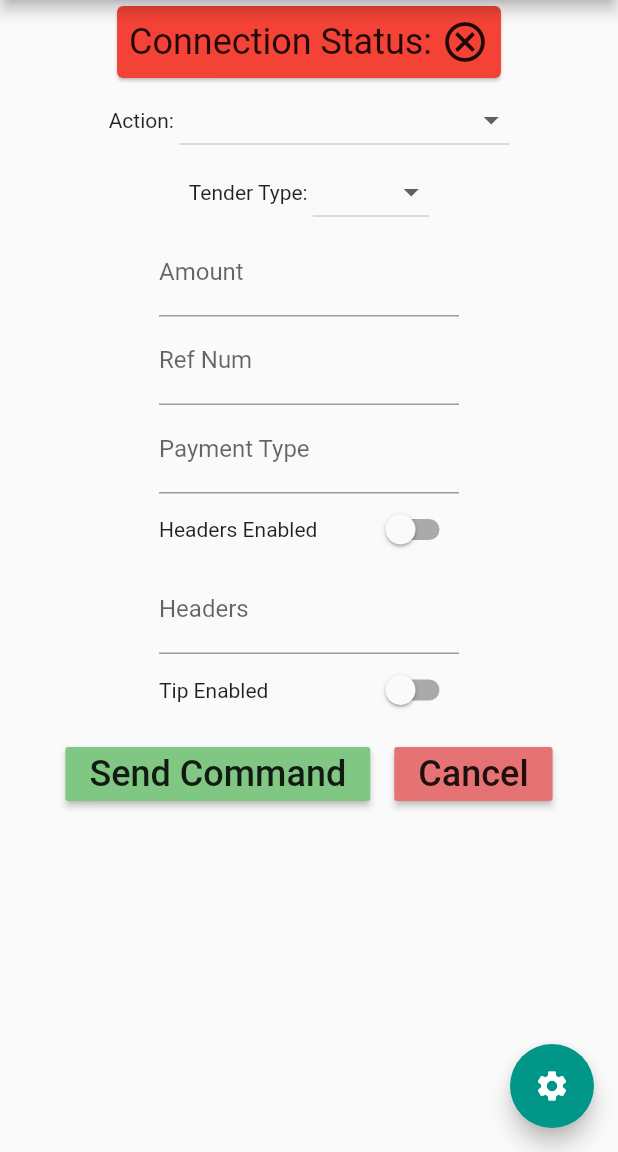
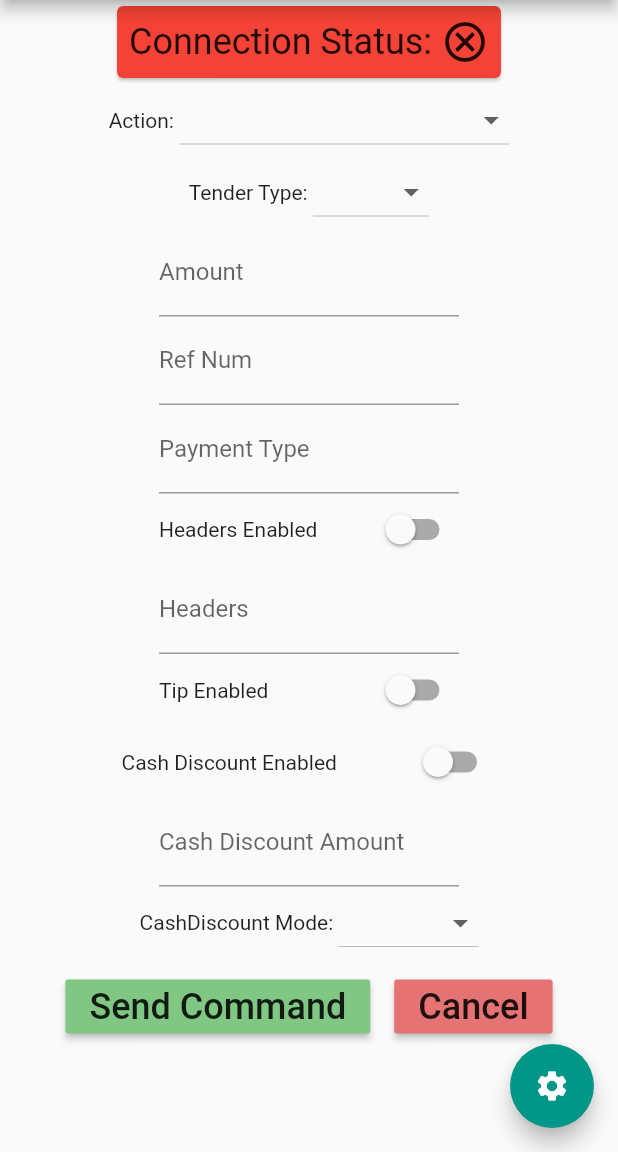
Before and after one commit to jordan-lumley/payments_runner, a Flutter app: the screen it shows after launch, after a tap on "Send Command", on a phone screen of 412 x 824 dp, the part 84-1236 px from its top. Run offline on Flutter 3.47's test engine with Material 2 defaults, Android fonts, the phone set to English and light mode, and no system bars; missing offline and left inert: engine.

Commit message:
added cd

```diff
--- a/lib/main.dart
+++ b/lib/main.dart
@@ -62,15 +62,27 @@ class _MyHomePageState extends State<MyHomePage>
 
   List _tenderTypes = ["CREDIT", "DEBIT", "GIFT", "EBT"];
 
+  List _cashDiscountModes = [
+    {"title": "PERCENT", "value": "0"},
+    {"title": "FLAT", "value": "1"}
+  ];
+
   String? _currentAction;
   String? _currentTenderType;
+  String? _currentCashDiscountMode;
+
   Map? _currentExtData;
+
   TextEditingController _amountController = TextEditingController();
   TextEditingController _refNumController = TextEditingController();
   TextEditingController _paymentTypeController = TextEditingController();
   TextEditingController _headerController = TextEditingController();
+  TextEditingController _cashDiscountAmountController = TextEditingController();
+
   bool _headersEnabled = false;
   bool _tipEnabled = false;
+  bool _cashDiscountEnabled = false;
+
   List _headerList = [];
 
   _sendCommand() async {
@@ -84,7 +96,10 @@ class _MyHomePageState extends State<MyHomePage>
       "paymentType": _paymentTypeController.text,
       "enabled": _headersEnabled,
       "headers": [_headerController.text],
-      "tipEnabled": _tipEnabled
+      "tipEnabled": _tipEnabled,
+      "cashDiscountEnabled": _cashDiscountEnabled,
+      "cashDiscountAmount": _cashDiscountAmountController.text,
+      "cashDiscountMode": _currentCashDiscountMode
     };
     await SocketBroker(
             host: _hostIpController.text,
@@ -238,6 +253,49 @@ class _MyHomePageState extends State<MyHomePage>
                         value: _tipEnabled)
                   ]),
               width: 200),
+          SizedBox(
+              child: Row(
+                  mainAxisAlignment: MainAxisAlignment.spaceBetween,
+                  children: <Widget>[
+                    Text("Cash Discount Enabled"),
+                    Switch(
+                        onChanged: (val) {
+                          setState(() {
+                            _cashDiscountEnabled = val;
+                          });
+                        },
+                        value: _cashDiscountEnabled)
+                  ]),
+              width: 250),
+          SizedBox(
+              child: TextField(
+                controller: _cashDiscountAmountController,
+                decoration: InputDecoration(
+                  labelText: 'Cash Discount Amount',
+                ),
+              ),
+              width: 200),
+          Row(
+            mainAxisAlignment: MainAxisAlignment.center,
+            children: [
+              Text("CashDiscount Mode: "),
+              DropdownButton(
+                value: _currentCashDiscountMode,
+                items: _cashDiscountModes.map((cashDiscountMode) {
+                  return new DropdownMenuItem<String>(
+                    value: cashDiscountMode["value"],
+                    child: new Text(cashDiscountMode["title"],
+                        style: new TextStyle(color: Colors.black)),
+                  );
+                }).toList(),
+                onChanged: (String? val) {
+                  setState(() {
+                    _currentCashDiscountMode = val;
+                  });
+                },
+              ),
+            ],
+          ),
           Row(
             mainAxisAlignment: MainAxisAlignment.center,
             children: [
```
